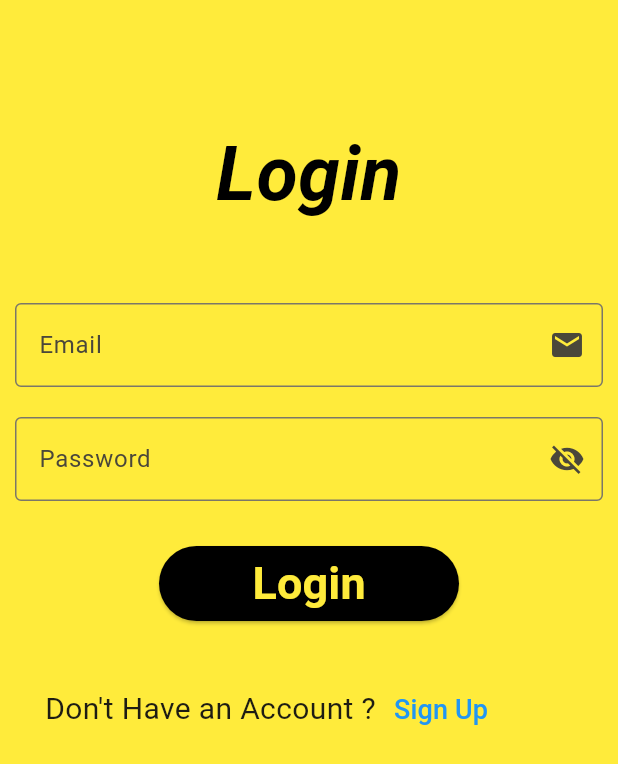
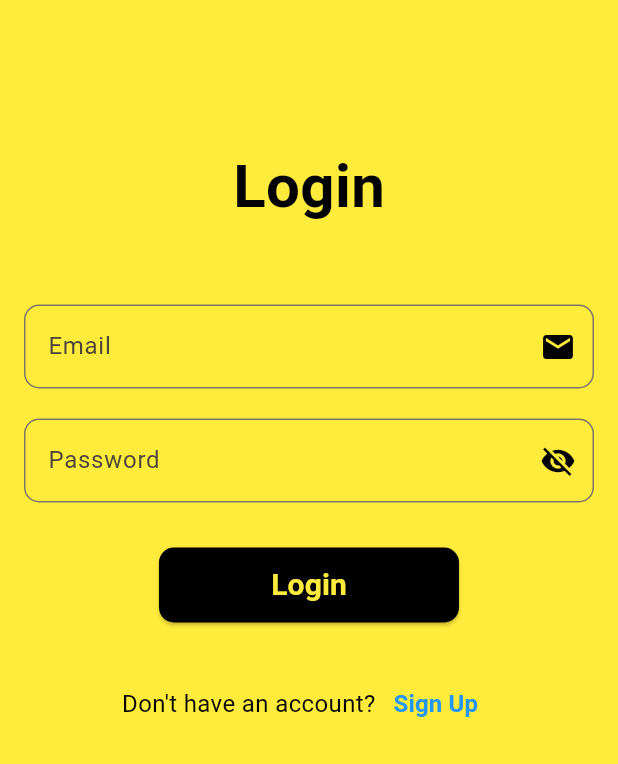
Before and after one commit to swfvn/Fillup, a Flutter app: the screen it shows after launch, after a tap on "Get Started", on a phone screen of 412 x 824 dp. Shown: the top 764 px of the screen. Run offline on Flutter 3.47's test engine with Material 3 defaults, Android fonts, the phone set to English and light mode, and no system bars; our stand-ins replace circle_nav_bar, cloud_firestore, firebase_auth, firebase_core, firebase_storage, google_fonts and 2 more; accounts and stored records are empty; network calls fail.

Commit message:
Update login.dart

```diff
--- a/lib/authentication/login.dart
+++ b/lib/authentication/login.dart
@@ -1,11 +1,8 @@
-
 import 'package:fiil_up_app/admin/adminhome.dart';
 import 'package:fiil_up_app/authentication/signup.dart';
 import 'package:fiil_up_app/selectionhome.dart';
 import 'package:firebase_auth/firebase_auth.dart';
 import 'package:flutter/material.dart';
-import 'package:firebase_core/firebase_core.dart';
-
 
 class Login extends StatefulWidget {
   const Login({super.key});
@@ -13,13 +10,14 @@ class Login extends StatefulWidget {
   @override
   State<Login> createState() => _LoginState();
 }
+
 class _LoginState extends State<Login> {
   bool isobscuretext = true;
-  final TextEditingController _emailController =TextEditingController();
-  final TextEditingController _passwordController =TextEditingController();
-  final FirebaseAuth _auth =FirebaseAuth.instance;
+  final TextEditingController _emailController = TextEditingController();
+  final TextEditingController _passwordController = TextEditingController();
+  final FirebaseAuth _auth = FirebaseAuth.instance;
 
-  Future<void> _Login(BuildContext context) async {
+  Future<void> _login(BuildContext context) async {
     try {
       String email = _emailController.text.trim();
       String password = _passwordController.text.trim();
@@ -29,48 +27,71 @@ class _LoginState extends State<Login> {
         password: password,
       );
 
-      if (email=='muhammedswafvan123@gmail.com'){
-        Navigator.pushReplacement(context, MaterialPageRoute(builder: (context) => Adminhomeee(),));
-      }
-      else {
-        Navigator.pushReplacement(context, MaterialPageRoute(builder: (context) => HomeSelection(),));
+      if (email == 'muhammedswafvan123@gmail.com') {
+        Navigator.pushReplacement(
+          context,
+          MaterialPageRoute(
+            builder: (context) => AdminDashboard(),
+          ),
+        );
+      } else {
+        Navigator.pushReplacement(
+          context,
+          MaterialPageRoute(
+            builder: (context) => HomeSelection(),
+          ),
+        );
       }
       ScaffoldMessenger.of(context).showSnackBar(
         const SnackBar(content: Text('Sign-in Successful')),
       );
-    }
-    catch (e) {
+    } catch (e) {
       ScaffoldMessenger.of(context).showSnackBar(
         SnackBar(content: Text('Failed to sign in: $e')),
       );
     }
   }
+
   @override
   Widget build(BuildContext context) {
     return Scaffold(
       backgroundColor: Colors.yellow,
       body: SingleChildScrollView(
+        child: Padding(
+          padding: const EdgeInsets.all(16.0),
           child: Column(
             mainAxisAlignment: MainAxisAlignment.center,
             children: [
-            Center(child: Padding(
-              padding: const EdgeInsets.only(top: 80),
-              child: Text("Login",style: TextStyle(color: Colors.black,fontSize: 50,fontWeight: FontWeight.bold,fontStyle: FontStyle.italic),),
-            )),
-            Padding(
-              padding: const EdgeInsets.only(left: 10,top: 50,right: 10),
-              child: TextField(
+              const SizedBox(height: 80),
+              Center(
+                child: Text(
+                  "Login",
+                  style: TextStyle(
+                    color: Colors.black,
+                    fontSize: 40,
+                    fontWeight: FontWeight.bold,
+
+                  ),
+                ),
+              ),
+              const SizedBox(height: 50),
+              TextField(
                 controller: _emailController,
                 decoration: InputDecoration(
                   labelText: "Email",
-                    suffixIcon: Icon(Icons.mail),
-                    border: OutlineInputBorder()
+                  suffixIcon: Icon(Icons.mail, color: Colors.black),
+                  border: OutlineInputBorder(
+                    borderRadius: BorderRadius.circular(10),
+                    borderSide: BorderSide(color: Colors.black),
+                  ),
+                  focusedBorder: OutlineInputBorder(
+                    borderRadius: BorderRadius.circular(10),
+                    borderSide: BorderSide(color: Colors.black),
                   ),
                 ),
               ),
-            Padding(
-              padding: const EdgeInsets.only(left: 10,top: 20,right: 10),
-              child: TextField(
+              const SizedBox(height: 20),
+              TextField(
                 obscureText: isobscuretext,
                 controller: _passwordController,
                 decoration: InputDecoration(
@@ -78,43 +99,73 @@ class _LoginState extends State<Login> {
                   suffixIcon: IconButton(
                     icon: Icon(
                       isobscuretext ? Icons.visibility_off : Icons.visibility,
+                      color: Colors.black,
                     ),
-                      onPressed: (){
+                    onPressed: () {
                       setState(() {
                         isobscuretext = !isobscuretext;
                       });
                     },
                   ),
-                    border: OutlineInputBorder()
+                  border: OutlineInputBorder(
+                    borderRadius: BorderRadius.circular(10),
+                    borderSide: BorderSide(color: Colors.black),
+                  ),
+                  focusedBorder: OutlineInputBorder(
+                    borderRadius: BorderRadius.circular(10),
+                    borderSide: BorderSide(color: Colors.black),
                   ),
                 ),
               ),
-            Padding(
-              padding: const EdgeInsets.only(right: 10,left: 10,top: 30),
-              child: ElevatedButton(onPressed: () => _Login(context),
+              const SizedBox(height: 30),
+              ElevatedButton(
+                onPressed: () => _login(context),
                 style: ElevatedButton.styleFrom(
-                    backgroundColor: Colors.black,minimumSize: Size(200, 50), ),
-                  child: Text("Login",style:
-                  TextStyle(color: Colors.yellow,
-                      fontWeight: FontWeight.bold,fontSize: 30),)),
+                  backgroundColor: Colors.black,
+                  minimumSize: Size(200, 50),
+                  shape: RoundedRectangleBorder(
+                    borderRadius: BorderRadius.circular(10),
                   ),
+                ),
+                child: Text(
+                  "Login",
+                  style: TextStyle(
+                    color: Colors.yellow,
+                    fontWeight: FontWeight.bold,
+                    fontSize: 20,
+                  ),
+                ),
+              ),
+              const SizedBox(height: 30),
               Row(
+                mainAxisAlignment: MainAxisAlignment.center,
                 children: [
-                Padding(
-                  padding: const EdgeInsets.only(left: 30,top: 35),
-                  child: Text("Don't Have an Account ?",style: TextStyle(fontSize: 20),),
+                  Text(
+                    "Don't have an account?",
+                    style: TextStyle(fontSize: 16, color: Colors.black),
                   ),
-                Padding(
-                  padding: const EdgeInsets.only(top: 35),
-                  child: TextButton(onPressed: () {
-                    Navigator.push(context, MaterialPageRoute(builder: (context) => Signup(),));
-                  }, child: Text("Sign Up",style:
-                  TextStyle(color: Colors.blue,fontSize: 18),)),
-                )
+                  TextButton(
+                    onPressed: () {
+                      Navigator.push(
+                        context,
+                        MaterialPageRoute(
+                          builder: (context) => Signup(),
+                        ),
+                      );
+                    },
+                    child: Text(
+                      "Sign Up",
+                      style: TextStyle(
+                        color: Colors.blue,
+                        fontSize: 16,
+                        fontWeight: FontWeight.bold,
+                      ),
+                    ),
+                  ),
                 ],
               ),
-
             ],
+          ),
         ),
       ),
     );
```
Lines whose indentation alone changed are shown as unchanged.
